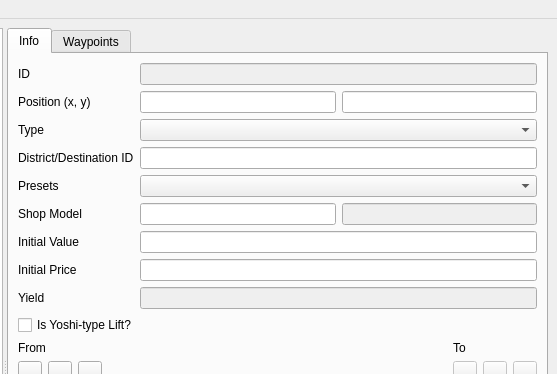
FortuneStreetModding/fortune-avenue-qt, file mainwindow.ui: the form before one commit; both pictures show x 723 to 1280 and y 0 to 374 of the 1280 by 739 pixel window.
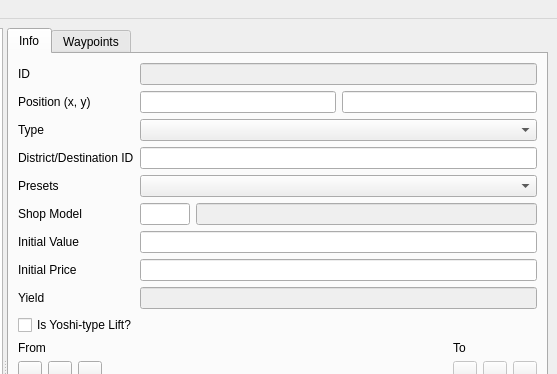
The form after the commit. Icons and pictures are not drawn.

Commit message: Add possibility for enabling/disabling auto calc shop price

Diff of the .ui file:
```diff
--- a/mainwindow.ui
+++ b/mainwindow.ui
@@ -286,12 +286,6 @@
          <verstretch>0</verstretch>
         </sizepolicy>
        </property>
-       <property name="maximumSize">
-        <size>
-         <width>16777215</width>
-         <height>16777215</height>
-        </size>
-       </property>
        <property name="currentIndex">
         <number>0</number>
        </property>
@@ -808,13 +802,26 @@
          <item row="9" column="1">
           <layout class="QHBoxLayout" name="horizontalLayout_6">
            <item>
-            <widget class="QLineEdit" name="shopModelId"/>
+            <widget class="QLineEdit" name="shopModelId">
+             <property name="maximumSize">
+              <size>
+               <width>50</width>
+               <height>16777215</height>
+              </size>
+             </property>
+            </widget>
            </item>
            <item>
             <widget class="QLineEdit" name="shopModelName">
              <property name="enabled">
               <bool>false</bool>
              </property>
+             <property name="minimumSize">
+              <size>
+               <width>150</width>
+               <height>0</height>
+              </size>
+             </property>
             </widget>
            </item>
           </layout>
```
Left out of the diff: 18 changed lines with no effect on the pictures. The commit also changes 2 other files.
